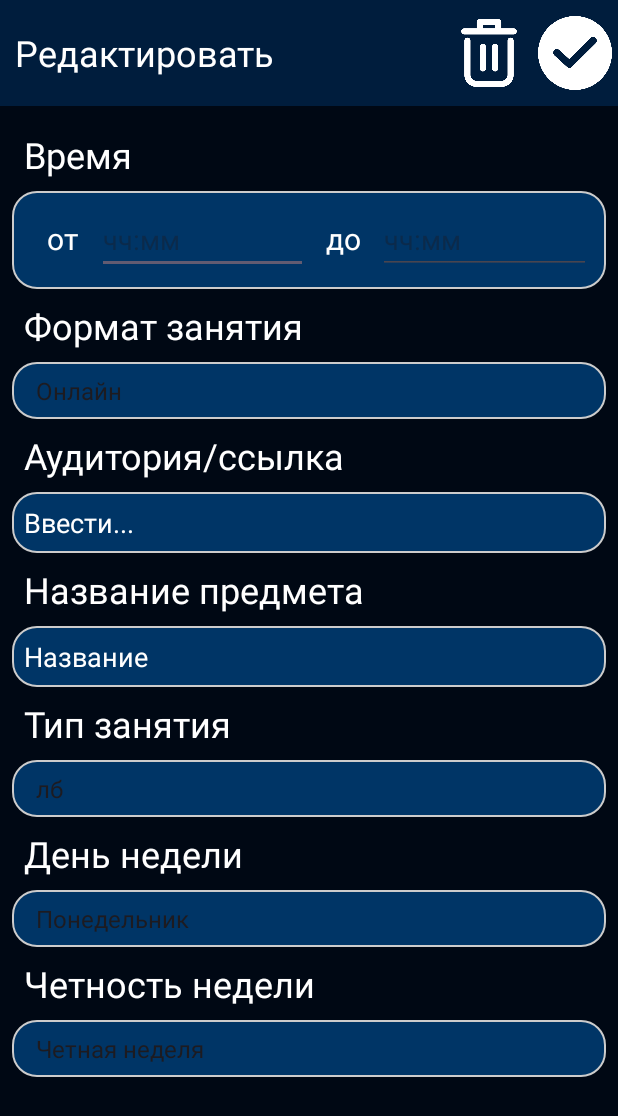
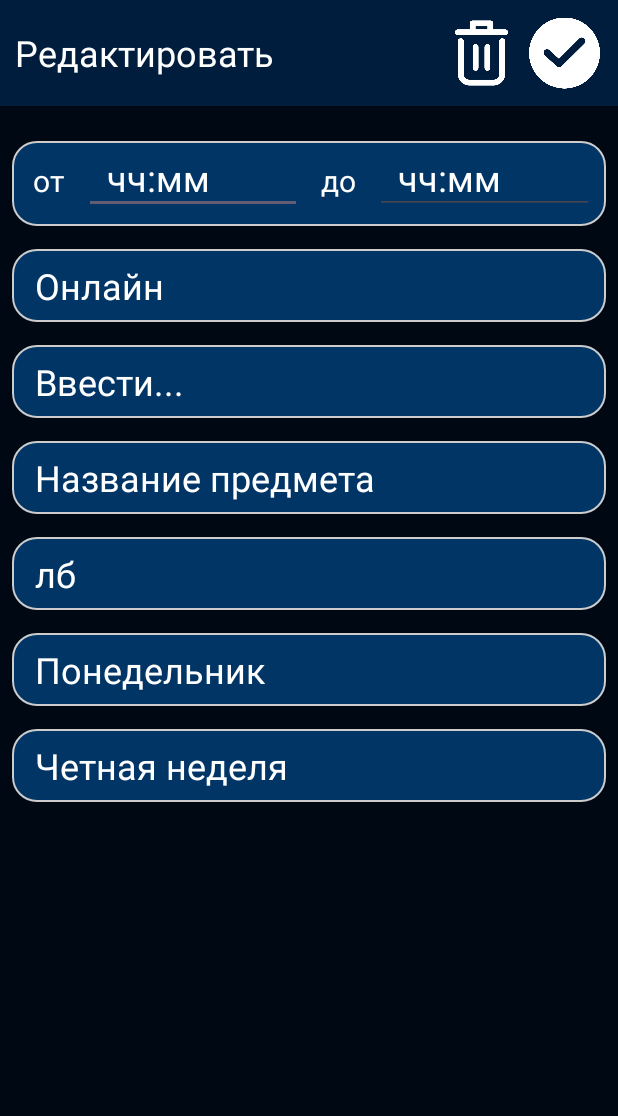
Before and after one commit to sdia0/FlexClass, an Android app: the screen it shows after launch (ContentActivity), after a tap on an icon or button, on a phone screen of 412 x 824 dp. Shown: the top 1116 px of the screen. Run offline under Robolectric (Android 15) with nearby library versions, the phone set to English and light mode, and no system bars.

Commit message:
дизайн activity_content

```diff
--- a/app/src/main/java/com/example/flexclass/ContentActivity.java
+++ b/app/src/main/java/com/example/flexclass/ContentActivity.java
@@ -44,7 +44,7 @@ public class ContentActivity extends AppCompatActivity {
     }
     public void setSpinner(Spinner spinner, List<String> spinnerItems, Consumer<String> onItemSelected) {
         // Создаем адаптер для Spinner
-        ArrayAdapter<String> adapter = new ArrayAdapter<>(this, android.R.layout.simple_spinner_item, spinnerItems);
+        ArrayAdapter<String> adapter = new ArrayAdapter<>(this, R.layout.spinner_item, spinnerItems);
         adapter.setDropDownViewResource(android.R.layout.simple_spinner_dropdown_item);
         spinner.setAdapter(adapter);
 
--- a/app/src/main/java/com/example/flexclass/DbHelper.java
+++ b/app/src/main/java/com/example/flexclass/DbHelper.java
@@ -5,6 +5,7 @@ import android.content.Context;
 import android.database.Cursor;
 import android.database.sqlite.SQLiteDatabase;
 import android.database.sqlite.SQLiteOpenHelper;
+import android.util.Log;
 
 import androidx.annotation.Nullable;
 
@@ -48,6 +49,8 @@ public class DbHelper extends SQLiteOpenHelper {
                 db.insert("lessons", null, values);
             }
             db.setTransactionSuccessful(); // Подтвердить транзакцию
+        }  catch (Exception e) {
+            Log.e("DB_ERROR", "Error while inserting data: " + e.getMessage());
         } finally {
             db.endTransaction(); // Завершить транзакцию
         }*/
--- a/app/src/main/java/com/example/flexclass/MainActivity.java
+++ b/app/src/main/java/com/example/flexclass/MainActivity.java
@@ -1,6 +1,7 @@
 package com.example.flexclass;
 
 import android.content.Intent;
+import android.database.sqlite.SQLiteDatabase;
 import android.os.Bundle;
 import android.view.View;
 import android.view.ViewGroup;
@@ -26,8 +27,8 @@ import java.util.List;
 
 public class MainActivity extends AppCompatActivity {
     TextView day;
-    Spinner spWeek;
     ImageButton btnAdd;
+    DbHelper db;
     @Override
     protected void onCreate(Bundle savedInstanceState) {
         super.onCreate(savedInstanceState);
@@ -49,22 +50,13 @@ public class MainActivity extends AppCompatActivity {
             }
         });
 
-        spWeek = findViewById(R.id.spWeek);
-
-        // Создаем массив данных для Spinner
-        List<String> spinnerItems = new ArrayList<>(Arrays.asList("Четная неделя", "Нечетная неделя"));
-
-        // Создаем адаптер для Spinner
-        ArrayAdapter<String> spAdapter = new ArrayAdapter<>(this, R.layout.spinner_item, spinnerItems);
-        spAdapter.setDropDownViewResource(android.R.layout.simple_spinner_dropdown_item);
-        spWeek.setAdapter(spAdapter);
-
         day = findViewById(R.id.tvDay);
 
         List<String> days = new ArrayList<>(Arrays.asList("Понедельник", "Вторник", "Среда", "Четверг", "Пятница", "Суббота"));
 
         List<DaySchedule> weekSchedule = new ArrayList<>();
-        DbHelper  db = new DbHelper(this);
+        db = new DbHelper(this);
+        //fillData();
         weekSchedule.add(new DaySchedule("Monday", db.getScheduleForDay(days.get(0))));
         weekSchedule.add(new DaySchedule("Tuesday", db.getScheduleForDay(days.get(1))));
         weekSchedule.add(new DaySchedule("Wednesday", db.getScheduleForDay(days.get(2))));
@@ -118,4 +110,37 @@ public class MainActivity extends AppCompatActivity {
         }
         return lessons;
     }
+    void fillData() {
+        String packageName = getPackageName(); // Получаем имя пакета приложения
+
+        // Данные для вставки
+        List<Lesson> lessons = new ArrayList<>();
+
+        lessons.add(new Lesson("10:00-11:20", "Оффлайн", "Системы ИИ", "лб", "Понедельник", "Четная неделя", "2/628", ""));
+        lessons.add(new Lesson("11:30-12:50", "Онлайн", "Физика", "пр", "Понедельник", "Четная неделя", "", "ссылка"));
+
+        lessons.add(new Lesson("13:00-14:20", "Онлайн", "УП", "лб", "Вторник", "Четная неделя", "", "ссылка"));
+        lessons.add(new Lesson("11:30-12:50", "Онлайн", "ТРПО", "пр", "Вторник", "Четная неделя", "", "ссылка"));
+
+        lessons.add(new Lesson("15:00-16:20", "Оффлайн", "КС", "пр", "Четверг", "Четная неделя", "2/628", ""));
+        lessons.add(new Lesson("16:30-17:50", "Онлайн", "Физика", "пр", "Четверг", "Четная неделя", "", "ссылка"));
+
+        lessons.add(new Lesson("10:00-11:20", "Оффлайн", "Системы ИИ", "лб", "Пятница", "Четная неделя", "2/628", ""));
+        lessons.add(new Lesson("11:30-12:50", "Онлайн", "Физика", "лк", "Пятница", "Четная неделя", "", "ссылка"));
+
+        lessons.add(new Lesson("10:00-11:20", "Оффлайн", "Системы ИИ", "лб", "Суббота", "Четная неделя", "2/628", ""));
+        lessons.add(new Lesson("11:30-12:50", "Онлайн", "Физика", "пр", "Суббота", "Четная неделя", "", "ссылка"));
+        lessons.add(new Lesson("11:30-12:50", "Онлайн", "Физика", "лк", "Суббота", "Четная неделя", "", "ссылка"));
+
+        // Получаем объект базы данных
+        SQLiteDatabase sqLiteDatabase = db.getWritableDatabase();
+
+        // Очищаем таблицу
+        sqLiteDatabase.execSQL("DELETE FROM lessons");
+
+        // Вставляем новые данные
+        for (Lesson lesson : lessons) {
+            db.insertData(lesson);
+        }
+    }
 }
--- a/app/src/main/res/layout/activity_content.xml
+++ b/app/src/main/res/layout/activity_content.xml
@@ -6,17 +6,17 @@
     android:layout_width="match_parent"
     android:layout_height="match_parent"
     android:background="@color/darker_blue"
+    android:fitsSystemWindows="true"
     android:orientation="vertical"
-    tools:context=".ContentActivity"
-    android:fitsSystemWindows="true">
+    tools:context=".ContentActivity">
 
     <LinearLayout
         android:layout_width="match_parent"
         android:layout_height="wrap_content"
         android:background="@color/dark_blue"
         android:orientation="horizontal"
-        android:weightSum="4"
-        android:paddingStart="10dp">
+        android:paddingStart="10dp"
+        android:weightSum="4">
 
         <TextView
             android:layout_width="wrap_content"
@@ -44,6 +44,7 @@
             android:layout_width="0dp"
             android:layout_height="60dp"
             android:layout_marginVertical="5dp"
+            android:layout_marginEnd="8dp"
             android:layout_weight="1"
             android:background="@null"
             android:padding="4dp"
@@ -53,28 +54,24 @@
 
     </LinearLayout>
 
+    <ScrollView
+        android:layout_width="match_parent"
+        android:layout_height="wrap_content">
+
         <LinearLayout
             android:layout_width="match_parent"
             android:layout_height="wrap_content"
             android:orientation="vertical"
             android:padding="8dp">
 
-        <TextView
-            android:id="@+id/tvDay"
-            android:layout_width="match_parent"
-            android:layout_height="wrap_content"
-            android:padding="8dp"
-            android:text="Время"
-            android:textColor="@color/white"
-            android:textSize="24sp" />
-
             <LinearLayout
                 android:layout_width="match_parent"
                 android:layout_height="wrap_content"
+                android:orientation="horizontal"
+                android:paddingBottom="8dp"
+                android:weightSum="8"
                 android:background="@drawable/round_item"
-            android:orientation="horizontal"
-            android:padding="10dp"
-            android:weightSum="8">
+                android:layout_marginTop="15dp">
 
                 <TextView
                     android:layout_width="0dp"
@@ -92,7 +89,10 @@
                     android:layout_height="wrap_content"
                     android:layout_weight="3"
                     android:hint="чч:мм"
-                android:textColorLink="@color/white" />
+                    android:paddingVertical="8dp"
+                    android:paddingStart="15dp"
+                    android:textColorHint="@color/white"
+                    android:textSize="24sp" />
 
                 <TextView
                     android:layout_width="0dp"
@@ -109,50 +109,36 @@
                     android:layout_width="0dp"
                     android:layout_height="wrap_content"
                     android:layout_weight="3"
-                android:hint="чч:мм" />
+                    android:hint="чч:мм"
+                    android:paddingVertical="8dp"
+                    android:paddingStart="15dp"
+                    android:textColorHint="@color/white"
+                    android:textSize="24sp"
+                    android:layout_marginEnd="8dp"/>
 
             </LinearLayout>
-
-        <TextView
-            android:layout_width="match_parent"
-            android:layout_height="wrap_content"
-            android:padding="8dp"
-            android:text="Формат занятия"
-            android:textColor="@color/white"
-            android:textSize="24sp" />
 
             <Spinner
                 android:id="@+id/spFormat"
                 android:layout_width="match_parent"
                 android:layout_height="wrap_content"
                 android:layout_gravity="center_vertical"
+                android:layout_marginTop="15dp"
                 android:background="@drawable/round_item"
-            android:padding="8dp" />
+                android:paddingVertical="8dp" />
 
-        <TextView
-            android:layout_width="match_parent"
-            android:layout_height="wrap_content"
-            android:padding="8dp"
-            android:text="Аудитория/ссылка"
-            android:textColor="@color/white"
-            android:textSize="24sp" />
 
             <EditText
                 android:id="@+id/etLinkOrAud"
                 style="@style/CustomEditText"
                 android:layout_width="match_parent"
                 android:layout_height="wrap_content"
+                android:layout_marginTop="15dp"
+                android:background="@drawable/round_item"
                 android:hint="Ввести..."
-            android:background="@drawable/round_item"
+                android:paddingVertical="8dp"
+                android:paddingStart="15dp"
                 android:textColorHint="@color/white"
-            android:padding="8dp"/>
-
-        <TextView
-            android:layout_width="match_parent"
-            android:layout_height="wrap_content"
-            android:padding="8dp"
-            android:text="Название предмета"
-            android:textColor="@color/white"
                 android:textSize="24sp" />
 
             <EditText
@@ -160,17 +146,12 @@
                 style="@style/CustomEditText"
                 android:layout_width="match_parent"
                 android:layout_height="wrap_content"
-            android:hint="Название"
+                android:layout_marginTop="15dp"
                 android:background="@drawable/round_item"
+                android:hint="Название предмета"
+                android:paddingVertical="8dp"
+                android:paddingStart="15dp"
                 android:textColorHint="@color/white"
-            android:padding="8dp"/>
-
-        <TextView
-            android:layout_width="match_parent"
-            android:layout_height="wrap_content"
-            android:padding="8dp"
-            android:text="Тип занятия"
-            android:textColor="@color/white"
                 android:textSize="24sp" />
 
             <Spinner
@@ -178,40 +159,28 @@
                 android:layout_width="match_parent"
                 android:layout_height="wrap_content"
                 android:layout_gravity="center_vertical"
+                android:layout_marginTop="15dp"
                 android:background="@drawable/round_item"
-            android:padding="8dp" />
-
-        <TextView
-            android:layout_width="match_parent"
-            android:layout_height="wrap_content"
-            android:padding="8dp"
-            android:text="День недели"
-            android:textColor="@color/white"
-            android:textSize="24sp" />
+                android:paddingVertical="8dp" />
 
             <Spinner
                 android:id="@+id/spDay"
                 android:layout_width="match_parent"
                 android:layout_height="wrap_content"
                 android:layout_gravity="center_vertical"
+                android:layout_marginTop="15dp"
                 android:background="@drawable/round_item"
-            android:padding="8dp" />
-
-        <TextView
-            android:layout_width="match_parent"
-            android:layout_height="wrap_content"
-            android:padding="8dp"
-            android:text="Четность недели"
-            android:textColor="@color/white"
-            android:textSize="24sp" />
+                android:paddingVertical="8dp" />
 
             <Spinner
                 android:id="@+id/spWeek"
                 android:layout_width="match_parent"
                 android:layout_height="wrap_content"
                 android:layout_gravity="center_vertical"
+                android:layout_marginTop="15dp"
                 android:background="@drawable/round_item"
-            android:padding="8dp" />
+                android:paddingVertical="8dp" />
 
         </LinearLayout>
+    </ScrollView>
 </LinearLayout>
--- a/app/src/main/res/layout/activity_main.xml
+++ b/app/src/main/res/layout/activity_main.xml
@@ -15,8 +15,11 @@
         android:background="@color/dark_blue"
         android:orientation="horizontal">
 
-        <Spinner
+        <TextView
             android:id="@+id/spWeek"
+            android:text="Четная неделя"
+            android:textSize="24sp"
+            android:textColor="@color/white"
             android:layout_width="0dp"
             android:layout_height="wrap_content"
             android:layout_gravity="center_vertical"
--- a/app/src/main/res/layout/spinner_item.xml
+++ b/app/src/main/res/layout/spinner_item.xml
@@ -1,5 +1,7 @@
 <TextView xmlns:android="http://schemas.android.com/apk/res/android"
     android:layout_width="match_parent"
     android:layout_height="wrap_content"
+    android:paddingStart="15dp"
     android:textSize="24sp"
-    android:textColor="@color/white"/>
+    android:textColor="@color/white"
+    />
```
Lines whose indentation alone changed are shown as unchanged.
